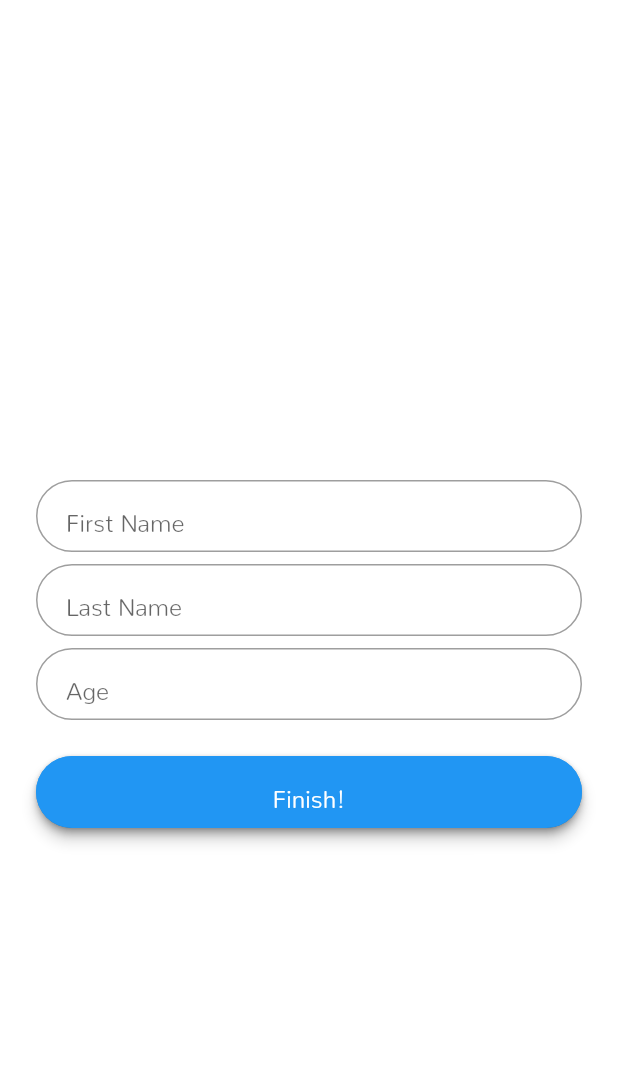
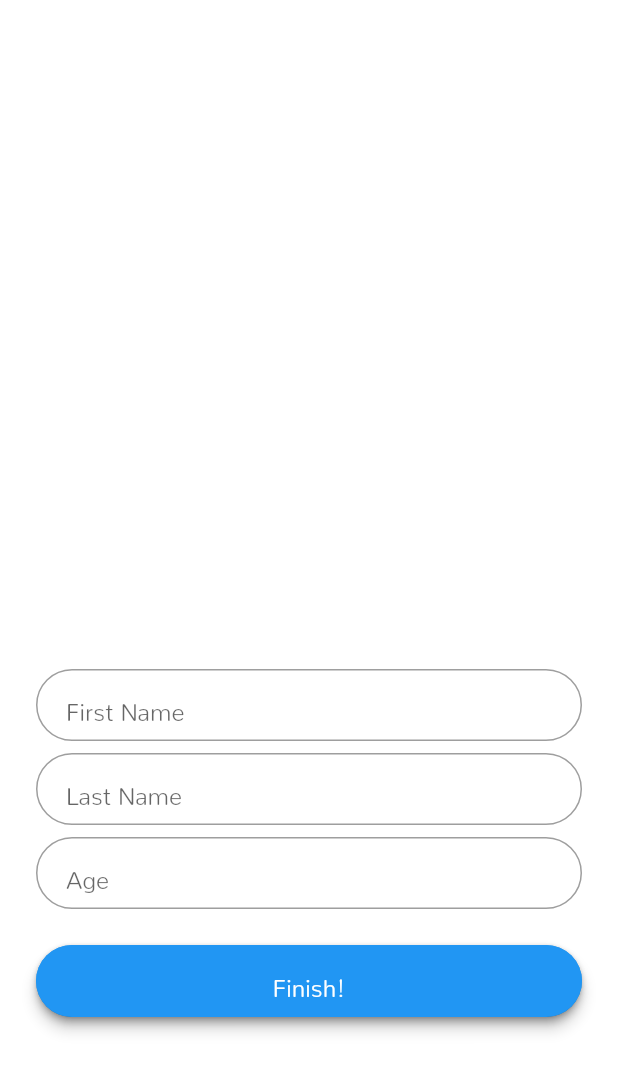
Before and after one commit to yankies-codeman/voca, a Flutter app: the screen it shows after launch, on a phone screen of 412 x 824 dp. Shown: the top 1072 px of the screen. Run offline on Flutter 3.47's test engine with Material 2 defaults, Android fonts, the phone set to English and light mode, and no system bars; our stand-ins replace cloud_firestore, firebase_auth; accounts and stored records are empty.

Commit message:
signUpPage update

```diff
--- a/lib/pages/signUp-page.dart
+++ b/lib/pages/signUp-page.dart
@@ -130,7 +130,7 @@ class _SignUpPageState extends State<SignUpPage> {
           shrinkWrap: true,
           padding : EdgeInsets.only(left: 24.0, right: 24.0),
           children: <Widget>[
-            SizedBox(height: 48.0),
+            SizedBox(height: 300.0),
             firstNameTextField,
             SizedBox(height: 8.0),
             lastNameTextField,
```
